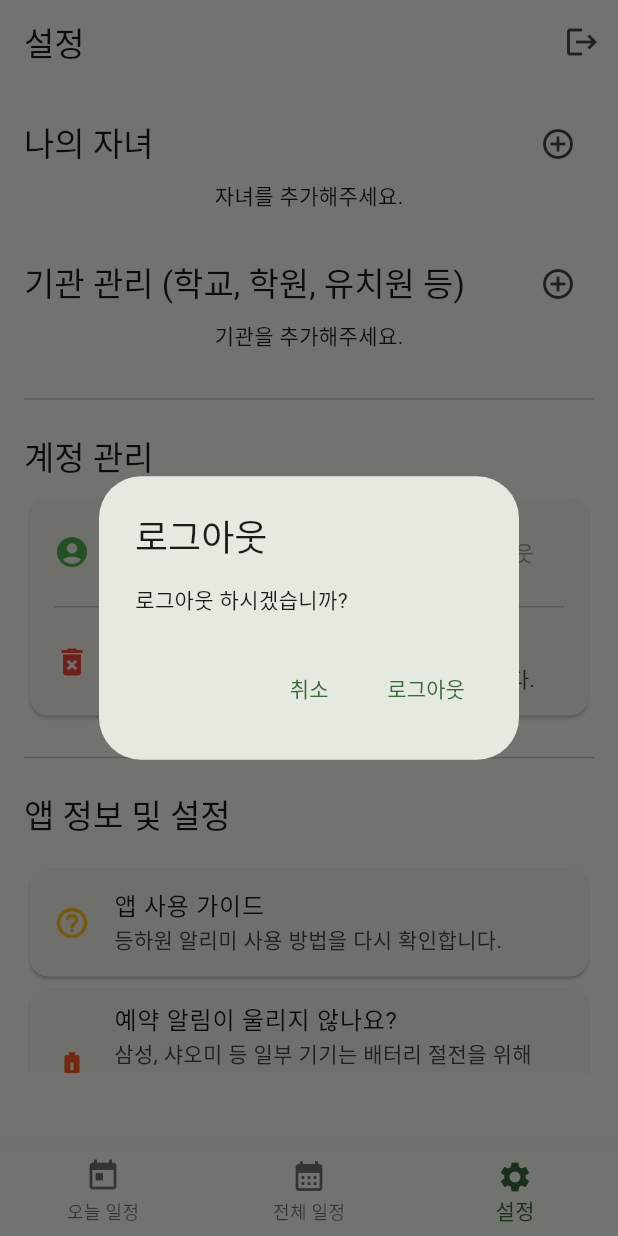
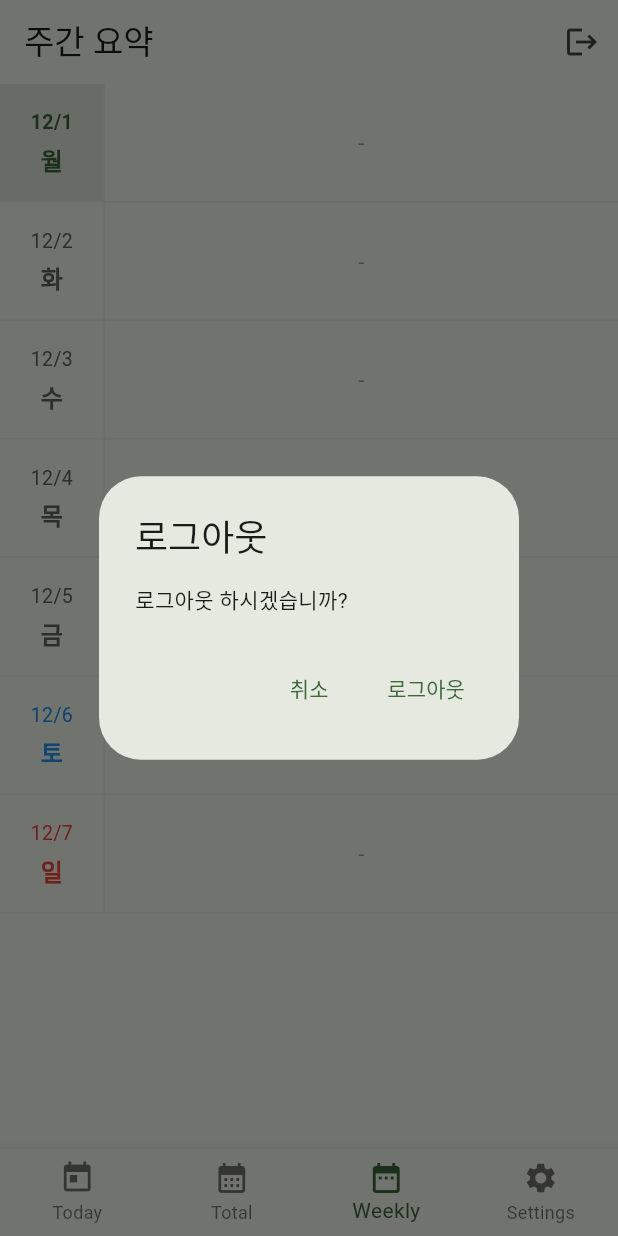
Before and after one commit to twinkleroot/parent-helper, a Flutter app: the screen it shows once a user with an empty profile is signed in, item 3 of the bottom bar chosen, after a tap on the "logout" icon, on a phone screen of 412 x 824 dp. Run offline on Flutter 3.47's test engine with Material 3 defaults, Android fonts, the phone set to English and light mode, and no system bars; our stand-ins replace cloud_firestore, firebase_auth, firebase_core, flutter_dotenv, flutter_local_notifications, google_mobile_ads and 8 more; accounts and stored records are empty.

```diff
--- a/lib/main.dart
+++ b/lib/main.dart
@@ -114,7 +114,7 @@ class MyApp extends StatelessWidget {
           useMaterial3: true,
           brightness: Brightness.dark,
           colorScheme: ColorScheme.fromSeed(
-            seedColor: Colors.green.shade900,
+            seedColor: Colors.white,
             brightness: Brightness.dark,
           ),
           visualDensity: VisualDensity.adaptivePlatformDensity,
--- a/lib/models/app_config.dart
+++ b/lib/models/app_config.dart
@@ -18,6 +18,9 @@ class AppConfig {
   final String noticeContent;
   final String storeUrl; // 스토어 주소 (Android/iOS 구분 필요 시 분리)
 
+  // 하단 배너 광고 표시 여부
+  final bool showBottomBanner;
+
   AppConfig({
     required this.latestVersion,
     required this.minVersion,
@@ -30,6 +33,7 @@ class AppConfig {
     this.noticeTitle = '',
     this.noticeContent = '',
     this.storeUrl = '',
+    this.showBottomBanner = true, // 기본값 true
   });
 
   factory AppConfig.fromFirestore(DocumentSnapshot doc) {
@@ -46,7 +50,8 @@ class AppConfig {
       noticeEnd: data['notice_end_date'] as String?,
       noticeTitle: data['notice_title'] ?? '공지사항',
       noticeContent: data['notice_content'] ?? '',
-      storeUrl: data['store_url'] ?? 'https://play.google.com/store/apps',
+      storeUrl: data['store_url'] ?? 'https://play.google.com/store/apps/details?id=kr.heeblings.parent_helper',
+      showBottomBanner: data['show_bottom_banner'] ?? true,
     );
   }
 }
--- a/lib/screens/home_screen.dart
+++ b/lib/screens/home_screen.dart
@@ -7,10 +7,11 @@ import '../services/ad_service.dart';
 import '../services/auth_service.dart';
 import '../screens/tabs/today_schedule_tab.dart';
 import '../screens/tabs/all_schedules_tab.dart';
+import '../screens/tabs/weekly_schedule_tab.dart';
 import '../screens/tabs/management_tab.dart';
-import '../screens/add_edit_schedule_screen.dart';
 import '../models/user.dart';
 import '../services/popup_service.dart';
+import '../models/app_config.dart';
 
 // 홈 화면의 각 탭을 정의하는 클래스
 class HomeTab {
@@ -25,12 +26,14 @@ class HomeScreen extends StatefulWidget {
   const HomeScreen({super.key});
 
   @override
-  State<HomeScreen> createState() => _HomeScreenState();
+  State<HomeScreen> createState() => HomeScreenState();
 }
 
-class _HomeScreenState extends State<HomeScreen> {
+class HomeScreenState extends State<HomeScreen> {
   int _currentIndex = 0;
   late List<HomeTab> _widgetOptions;
+  // 앱 설정 상태
+  AppConfig? _appConfig;
 
   @override
   void initState() {
@@ -47,6 +50,9 @@ class _HomeScreenState extends State<HomeScreen> {
     final config = await dataRepository.getAppConfig();
 
     if (mounted) {
+      setState(() {
+        _appConfig = config; // 설정 저장 (광고 표시에 사용)
+      });
       await popupService.checkNoticesAndGuide(context, config);
     }
   }
@@ -57,7 +63,6 @@ class _HomeScreenState extends State<HomeScreen> {
     // [중요] AppUser 상태 변경을 감지하여 위젯 리스트를 재생성
     // 이렇게 해야 로그인/로그아웃 시 탭들이 다시 빌드되면서 DataRepository의 변경된 상태를 반영함
     Provider.of<AppUser?>(context); // 리빌드 트리거
-
     final adService = Provider.of<AdService>(context, listen: false);
 
     _widgetOptions = [
@@ -72,6 +77,11 @@ class _HomeScreenState extends State<HomeScreen> {
         bannerAd: adService.bannerAdList,
       ),
       HomeTab(
+        title: '주간 요약',
+        widget: const WeeklyScheduleTab(),
+        bannerAd: adService.bannerAdWeekly,
+      ),
+      HomeTab(
         title: '설정',
         widget: const ManagementTab(),
         bannerAd: adService.bannerAdMgmt,
@@ -79,7 +89,7 @@ class _HomeScreenState extends State<HomeScreen> {
     ];
   }
 
-  void _onItemTapped(int index) {
+  void onItemTapped(int index) {
     setState(() {
       _currentIndex = index;
     });
@@ -93,6 +103,12 @@ class _HomeScreenState extends State<HomeScreen> {
   }
 
   Widget _buildBannerAdWidget(BannerAd? bannerAd) {
+    // [추가] 1. Config가 아직 로드되지 않았거나,
+    // 2. DB 플래그(showBottomBanner)가 false이면 광고를 보여주지 않음
+    if (_appConfig == null || !_appConfig!.showBottomBanner) {
+      return const SizedBox.shrink(); // 아예 공간 차지 안 함
+    }
+
     if (bannerAd == null) {
       return const SizedBox(height: 50.0);
     }
@@ -112,7 +128,6 @@ class _HomeScreenState extends State<HomeScreen> {
   Widget build(BuildContext context) {
     final authService = Provider.of<AuthService>(context, listen: false);
     final firestoreService = Provider.of<DataRepository>(context, listen: false);
-    final adService = Provider.of<AdService>(context, listen: false);
     final user = Provider.of<AppUser?>(context);  // 유저 상태 감지
 
     // _widgetOptions이 초기화되기 전이나 범위 밖일 경우 대비
@@ -168,62 +183,28 @@ class _HomeScreenState extends State<HomeScreen> {
         ],
       ),
       bottomNavigationBar: BottomNavigationBar(
+        type: BottomNavigationBarType.fixed,
         items: const <BottomNavigationBarItem>[
           BottomNavigationBarItem(
             icon: Icon(Icons.today),
-            label: '오늘 일정',
+            label: 'Today',
           ),
           BottomNavigationBarItem(
             icon: Icon(Icons.calendar_month),
-            label: '전체 일정',
+            label: 'Total',
+          ),
+          BottomNavigationBarItem(
+            icon: Icon(Icons.date_range),
+            label: 'Weekly',
           ),
           BottomNavigationBarItem(
             icon: Icon(Icons.settings),
-            label: '설정',
+            label: 'Settings',
           ),
         ],
         currentIndex: _currentIndex,
-        onTap: _onItemTapped,
+        onTap: onItemTapped,
       ),
-      // FAB를 Scaffold에 직접 추가
-      floatingActionButton: _currentIndex == 0 || _currentIndex == 1
-          ? FloatingActionButton(
-              onPressed: () async {
-                // 1. Firestore에서 자녀/기관 목록을 1회성으로 가져옵니다.
-                final children = await firestoreService.getChildren().first;
-                final institutions = await firestoreService.getInstitutions().first;
-
-                if (!mounted) return; // 비동기 작업 후 context 유효성 검사
-
-                // 2. 자녀 또는 기관이 하나라도 비어있으면
-                if (children.isEmpty || institutions.isEmpty) {
-                  // 3. 안내 메시지를 띄우고
-                  showDialog(
-                    context: context,
-                    builder: (BuildContext dialogContext) {
-                      return _AutoDismissDialog(
-                        title: '안내',
-                        content: '일정을 등록하려면 먼저 자녀와 기관을 등록해야 합니다.',
-                        // 다이얼로그가 닫힐 때 (버튼 클릭 or 3초)
-                        onDismiss: () {
-                          // 4. '설정' 탭(index 2)으로 이동시킵니다.
-                          _onItemTapped(2);
-                        },
-                      );
-                    },
-                  );
-                } else {
-                  // 5. 데이터가 모두 있으면 기존처럼 일정 등록 화면으로 이동합니다.
-                  Navigator.of(context).push(
-                    MaterialPageRoute(
-                      builder: (context) => const AddEditScheduleScreen(),
-                    ),
-                  );
-                }
-              },
-              child: const Icon(Icons.add),
-            )
-          : null, // 설정 탭(index 2)에서는 FAB 숨김
     );
   }
 
--- a/lib/screens/tabs/all_schedules_tab.dart
+++ b/lib/screens/tabs/all_schedules_tab.dart
@@ -7,6 +7,7 @@ import '../../models/schedule.dart';
 import '../../models/user.dart';
 import '../../widgets/schedule_list_item.dart';
 import '../add_edit_schedule_screen.dart';
+import '../home_screen.dart'; // HomeScreenState
 
 // StatefulWidget으로 변경 (필터 상태 관리를 위해)
 class AllSchedulesTab extends StatefulWidget {
@@ -21,6 +22,41 @@ class _AllSchedulesTabState extends State<AllSchedulesTab> {
   String? _selectedInstitutionId;
   ScheduleType? _selectedType; // 등/하원 필터 상태 변수 추가
 
+  // 일정 추가 버튼 핸들러
+  Future<void> _onAddSchedulePressed(DataRepository dataRepository) async {
+    final children = await dataRepository.getChildren().first;
+    final institutions = await dataRepository.getInstitutions().first;
+
+    if (!mounted) return;
+
+    if (children.isEmpty || institutions.isEmpty) {
+      showDialog(
+        context: context,
+        builder: (ctx) => AlertDialog(
+          title: const Text('안내'),
+          content: const Text('일정을 등록하려면 먼저 자녀와 기관을 1개 이상 등록해야 합니다.'),
+          actions: [
+            TextButton(
+              onPressed: () {
+                Navigator.pop(ctx);
+                // 설정 탭으로 이동
+                final homeState = context.findAncestorStateOfType<HomeScreenState>();
+                homeState?.onItemTapped(2);
+              },
+              child: const Text('설정으로 이동'),
+            ),
+          ],
+        ),
+      );
+    } else {
+      Navigator.of(context).push(
+        MaterialPageRoute(
+          builder: (context) => const AddEditScheduleScreen(),
+        ),
+      );
+    }
+  }
+
   @override
   Widget build(BuildContext context) {
     // [중요] 로그인 상태(AppUser)가 변경되면 이 위젯을 다시 빌드하도록 구독합니다.
@@ -33,6 +69,27 @@ class _AllSchedulesTabState extends State<AllSchedulesTab> {
       children: [
         // 필터 영역
         _buildFilterBar(dataRepository),
+        // [추가] 고정된 '새 일정 등록' 버튼
+        Padding(
+          padding: const EdgeInsets.fromLTRB(16, 0, 16, 8),
+          child: SizedBox(
+            width: double.infinity,
+            child: ElevatedButton.icon(
+              onPressed: () => _onAddSchedulePressed(dataRepository),
+              icon: const Icon(Icons.add),
+              label: const Text('새 일정 등록'),
+              style: ElevatedButton.styleFrom(
+                backgroundColor: Theme.of(context).colorScheme.primaryContainer,
+                foregroundColor: Theme.of(context).colorScheme.onPrimaryContainer,
+                padding: const EdgeInsets.symmetric(vertical: 12),
+                shape: RoundedRectangleBorder(
+                  borderRadius: BorderRadius.circular(12),
+                ),
+              ),
+            ),
+          ),
+        ),
+        const Divider(),
         // 리스트 영역
         Expanded(
           child: StreamBuilder<List<Schedule>>(
--- a/lib/screens/tabs/today_schedule_tab.dart
+++ b/lib/screens/tabs/today_schedule_tab.dart
@@ -4,10 +4,10 @@ import '../../models/child.dart';
 import '../../models/institution.dart';
 import '../../models/schedule.dart';
 import '../../models/user.dart';
-import '../../services/firestore_service.dart'; // DataRepository로 대체되지만 타입 호환 위해 유지
 import '../../services/data_repository.dart';
 import '../../widgets/schedule_list_item.dart';
 import '../add_edit_schedule_screen.dart';
+import '../home_screen.dart';
 
 class TodayScheduleTab extends StatefulWidget {
   const TodayScheduleTab({super.key});
@@ -21,6 +21,40 @@ class _TodayScheduleTabState extends State<TodayScheduleTab> {
   String? _selectedInstitutionId;
   ScheduleType? _selectedType; // 등/하원 필터 상태 변수 추가
 
+  Future<void> _onAddSchedulePressed(DataRepository dataRepository) async {
+    final children = await dataRepository.getChildren().first;
+    final institutions = await dataRepository.getInstitutions().first;
+
+    if (!mounted) return;
+
+    if (children.isEmpty || institutions.isEmpty) {
+      showDialog(
+        context: context,
+        builder: (ctx) => AlertDialog(
+          title: const Text('안내'),
+          content: const Text('일정을 등록하려면 먼저 자녀와 기관을 1개 이상 등록해야 합니다.'),
+          actions: [
+            TextButton(
+              onPressed: () {
+                Navigator.pop(ctx);
+                // 설정 탭(index 2)으로 이동
+                final homeState = context.findAncestorStateOfType<HomeScreenState>();
+                homeState?.onItemTapped(2);
+              },
+              child: const Text('설정으로 이동'),
+            ),
+          ],
+        ),
+      );
+    } else {
+      Navigator.of(context).push(
+        MaterialPageRoute(
+          builder: (context) => const AddEditScheduleScreen(),
+        ),
+      );
+    }
+  }
+
   @override
   Widget build(BuildContext context) {
     // [중요] 로그인 상태 변경 시 리빌드
@@ -32,6 +66,29 @@ class _TodayScheduleTabState extends State<TodayScheduleTab> {
     return Column(
       children: [
         _buildFilterBar(dataRepository),
+
+        // 고정된 '새 일정 등록' 버튼
+        Padding(
+          padding: const EdgeInsets.fromLTRB(16, 0, 16, 8),
+          child: SizedBox(
+            width: double.infinity,
+            child: ElevatedButton.icon(
+              onPressed: () => _onAddSchedulePressed(dataRepository),
+              icon: const Icon(Icons.add),
+              label: const Text('새 일정 등록'),
+              style: ElevatedButton.styleFrom(
+                backgroundColor: Theme.of(context).colorScheme.primaryContainer,
+                foregroundColor: Theme.of(context).colorScheme.onPrimaryContainer,
+                padding: const EdgeInsets.symmetric(vertical: 12),
+                shape: RoundedRectangleBorder(
+                  borderRadius: BorderRadius.circular(12),
+                ),
+              ),
+            ),
+          ),
+        ),
+        const Divider(),
+
         Expanded(
           child: StreamBuilder<List<Schedule>>(
             stream: dataRepository.getAllSchedules(),
--- /dev/null
+++ b/lib/screens/tabs/weekly_schedule_tab.dart
@@ -0,0 +1,286 @@
+import 'package:flutter/material.dart';
+import 'package:provider/provider.dart';
+import 'package:intl/intl.dart';
+import '../../models/schedule.dart';
+import '../../models/user.dart';
+import '../../services/data_repository.dart';
+import '../add_edit_schedule_screen.dart';
+
+class WeeklyScheduleTab extends StatefulWidget {
+  const WeeklyScheduleTab({super.key});
+
+  @override
+  State<WeeklyScheduleTab> createState() => _WeeklyScheduleTabState();
+}
+
+class _WeeklyScheduleTabState extends State<WeeklyScheduleTab> {
+  late DateTime _mondayOfWeek;
+
+  // 형광펜 색상 팔레트 (노랑, 하늘, 연보라, 연두, 주황, 분홍)
+  final List<Color> _highlighterColors = [
+    Colors.yellow.shade200,
+    Colors.lightBlue.shade200,
+    Colors.purple.shade200,
+    Colors.lightGreen.shade200,
+    Colors.orange.shade200,
+    Colors.pink.shade200,
+  ];
+
+  @override
+  void initState() {
+    super.initState();
+    // 현재 날짜를 기준으로 이번 주의 월요일을 계산
+    final now = DateTime.now();
+    _mondayOfWeek = now.subtract(Duration(days: now.weekday - 1));
+  }
+
+  // 날짜 갱신 로직
+  void _updateWeekBase() {
+    final now = DateTime.now();
+    _mondayOfWeek = now.subtract(Duration(days: now.weekday - 1));
+  }
+
+  // 자녀 ID를 기반으로 고정된 형광펜 색상을 반환하는 함수
+  Color _getHighlighterColor(String childId) {
+    if (childId.isEmpty) return _highlighterColors[0];
+    // ID의 해시코드를 사용하여 색상 리스트 인덱스를 결정 (항상 같은 색상 보장)
+    final index = childId.hashCode.abs() % _highlighterColors.length;
+    return _highlighterColors[index];
+  }
+
+  // 날짜별 일정 리스트 빌드
+  Widget _buildDailyScheduleRow(
+      BuildContext context, DateTime date, List<Schedule> allSchedules) {
+    // 이 날짜(요일)에 해당하는 일정 필터링
+    final daySchedules = allSchedules
+        .where((s) => s.daysOfWeek.contains(date.weekday))
+        .toList();
+
+    // 시간순 정렬
+    daySchedules.sort((a, b) {
+      int timeA = a.time.hour * 60 + a.time.minute;
+      int timeB = b.time.hour * 60 + b.time.minute;
+      return timeA.compareTo(timeB);
+    });
+
+    final isToday = date.year == DateTime.now().year &&
+        date.month == DateTime.now().month &&
+        date.day == DateTime.now().day;
+
+    final dateColor = isToday
+        ? Theme.of(context).colorScheme.primary
+        : (date.weekday == DateTime.sunday
+        ? Colors.red
+        : (date.weekday == DateTime.saturday
+        ? Colors.blue
+        : Colors.grey.shade700));
+
+    return Container(
+      decoration: BoxDecoration(
+        border: Border(
+          bottom: BorderSide(color: Colors.grey.shade200, width: 1),
+        ),
+      ),
+      child: IntrinsicHeight(
+        child: Row(
+          crossAxisAlignment: CrossAxisAlignment.stretch,
+          children: [
+            // 1. 왼쪽: 날짜/요일 영역
+            Container(
+              width: 70,
+              padding: const EdgeInsets.symmetric(vertical: 16, horizontal: 8),
+              decoration: BoxDecoration(
+                color: isToday ? dateColor.withOpacity(0.1) : Colors.transparent,
+                border: Border(
+                  right: BorderSide(color: Colors.grey.shade200, width: 1),
+                ),
+              ),
+              child: Column(
+                mainAxisAlignment: MainAxisAlignment.center,
+                children: [
+                  Text(
+                    DateFormat('M/d').format(date),
+                    style: TextStyle(
+                      fontSize: 13,
+                      fontWeight: isToday ? FontWeight.bold : FontWeight.normal,
+                      color: dateColor,
+                    ),
+                  ),
+                  const SizedBox(height: 4),
+                  Text(
+                    DateFormat('E', 'ko_KR').format(date),
+                    style: TextStyle(
+                      fontSize: 16,
+                      fontWeight: FontWeight.bold,
+                      color: dateColor,
+                    ),
+                  ),
+                ],
+              ),
+            ),
+
+            // 2. 오른쪽: 일정 리스트 영역
+            Expanded(
+              child: daySchedules.isEmpty
+                  ? const Center(
+                child: Text(
+                  '-',
+                  style: TextStyle(color: Colors.grey),
+                ),
+              )
+                  : Column(
+                crossAxisAlignment: CrossAxisAlignment.start,
+                children: daySchedules.map((schedule) {
+                  return _buildSimpleScheduleItem(context, schedule);
+                }).toList(),
+              ),
+            ),
+          ],
+        ),
+      ),
+    );
+  }
+
+  // 간소화된 일정 아이템 위젯
+  Widget _buildSimpleScheduleItem(BuildContext context, Schedule schedule) {
+    // 시간 포맷 (오전 9:00 형태)
+    final dt = DateTime(2023, 1, 1, schedule.time.hour, schedule.time.minute);
+    final timeStr = DateFormat('a h:mm', 'ko_KR').format(dt);
+
+    final isDark = Theme.of(context).brightness == Brightness.dark;
+
+    return InkWell(
+      onTap: () {
+        // 일정 상세(수정) 화면으로 이동
+        Navigator.of(context).push(
+          MaterialPageRoute(
+            builder: (context) => AddEditScheduleScreen(
+              scheduleToEdit: schedule,
+            ),
+          ),
+        );
+      },
+      child: Container(
+        padding: const EdgeInsets.symmetric(horizontal: 12, vertical: 12),
+        decoration: BoxDecoration(
+          border: Border(
+            bottom: BorderSide(
+              color: isDark ? Colors.white10 : Colors.grey.shade50,
+              width: 1,
+            ),
+          ),
+        ),
+        child: Row(
+          children: [
+            // 시간
+            SizedBox(
+              width: 75,
+              child: Text(
+                timeStr,
+                style: const TextStyle(
+                  fontWeight: FontWeight.w600,
+                  fontSize: 14,
+                ),
+                maxLines: 1,
+                overflow: TextOverflow.visible,
+              ),
+            ),
+            // 구분선 (작게)
+            Container(
+              width: 3,
+              height: 14,
+              margin: const EdgeInsets.symmetric(horizontal: 8),
+              decoration: BoxDecoration(
+                color: schedule.type == ScheduleType.pickup
+                    ? Colors.blue.withOpacity(0.5)
+                    : Colors.green.withOpacity(0.5),
+                borderRadius: BorderRadius.circular(2),
+              ),
+            ),
+            // 내용
+            Expanded(
+              child: Row(
+                children: [
+                  // [수정] 자녀 이름 형광펜 효과
+                  Container(
+                    padding: const EdgeInsets.symmetric(horizontal: 4, vertical: 2),
+                    decoration: BoxDecoration(
+                      // 자녀 ID별 고유 형광펜 색상 (투명도 조절)
+                      color: _getHighlighterColor(schedule.childId).withOpacity(isDark ? 0.3 : 0.5),
+                      borderRadius: BorderRadius.circular(4),
+                    ),
+                    child: Text(
+                      schedule.childName,
+                      style: TextStyle(
+                        fontWeight: FontWeight.bold,
+                        fontSize: 15,
+                        color: isDark ? Colors.white : Colors.black87,
+                      ),
+                    ),
+                  ),
+                  const SizedBox(width: 6),
+                  Expanded(
+                    child: Text(
+                      schedule.institutionName,
+                      style: TextStyle(
+                        color: isDark ? Colors.white60 : Colors.grey.shade600,
+                        fontSize: 13,
+                      ),
+                      overflow: TextOverflow.ellipsis,
+                    ),
+                  ),
+                ],
+              ),
+            ),
+            // 알림 활성화 아이콘
+            if (schedule.isEnabled)
+              Icon(
+                Icons.notifications_active,
+                size: 16,
+                color: Theme.of(context).colorScheme.primary.withOpacity(0.7),
+              )
+            else
+              const Icon(
+                Icons.notifications_off_outlined,
+                size: 16,
+                color: Colors.grey,
+              ),
+          ],
+        ),
+      ),
+    );
+  }
+
+  @override
+  Widget build(BuildContext context) {
+    // 로그인 상태 변경 시 이 탭을 리빌드하도록 구독합니다.
+    // 이게 없으면 로그인 후에도 로컬 DB(빈 데이터)를 계속 보여줄 수 있습니다.
+    Provider.of<AppUser?>(context);
+
+    final dataRepository = Provider.of<DataRepository>(context);
+
+    return StreamBuilder<List<Schedule>>(
+      stream: dataRepository.getAllSchedules(),
+      builder: (context, snapshot) {
+        if (snapshot.connectionState == ConnectionState.waiting) {
+          return const Center(child: CircularProgressIndicator());
+        }
+
+        final allSchedules = snapshot.data ?? [];
+
+        // 리빌드 시 날짜 기준도 갱신
+        _updateWeekBase();
+
+        // 월~일 날짜 리스트 생성
+        final weekDays = List.generate(7, (index) => _mondayOfWeek.add(Duration(days: index)));
+
+        return ListView(
+          padding: const EdgeInsets.only(bottom: 20),
+          children: weekDays.map((date) {
+            return _buildDailyScheduleRow(context, date, allSchedules);
+          }).toList(),
+        );
+      },
+    );
+  }
+}
--- a/lib/services/notification_service.dart
+++ b/lib/services/notification_service.dart
@@ -7,14 +7,19 @@ import '../utils/logger.dart';
 // 채널 객체를 클래스 변수로 분리하여 정의
 final AndroidNotificationChannel highImportanceChannel =
   AndroidNotificationChannel(
-    'pickup_channel_v6', // id (가장 중요)
-    '등하원 알림 (v6)', // name
+    'pickup_channel_v8', // id (가장 중요)
+    '등하원 알림 (v8)', // name
     description: '등하원 시간 알림 채널', // description
     importance: Importance.max,
     playSound: true,
-    sound: null,
+    // 커스텀 사운드 설정 (android/app/src/main/res/raw/alarm1.mp3 필요)
+    // 파일 확장자는 제외하고 이름만 입력합니다.
+    sound: const RawResourceAndroidNotificationSound('alarm1'),
     enableVibration: true,
-    vibrationPattern: null,
+    // 강력한 커스텀 진동 패턴 설정
+    // [대기, 진동, 대기, 진동, ...] 단위는 ms
+    // 0ms 대기 -> 2000ms(2초) 강한 진동 -> 500ms 대기 -> 2000ms(2초) 강한 진동
+    vibrationPattern: Int64List.fromList([0, 2000, 500, 2000, 500, 2000]),
     audioAttributesUsage: AudioAttributesUsage.alarm,
   );
 
--- a/lib/widgets/schedule_list_item.dart
+++ b/lib/widgets/schedule_list_item.dart
@@ -74,7 +74,7 @@ class ScheduleListItem extends StatelessWidget {
                 // color: schedule.type == ScheduleType.pickup
                 //     ? Colors.green.shade200
                 //     : Colors.green.shade200,
-                color: Colors.green.shade700,
+                color: Colors.white,
               ),
             ),
             child: Column(
@@ -159,6 +159,8 @@ class ScheduleListItem extends StatelessWidget {
             scale: 0.9,
             child: Switch(
               value: schedule.isEnabled,
+              activeThumbColor: Theme.of(context).colorScheme.primary,
+              activeTrackColor: Theme.of(context).colorScheme.primaryContainer,
               onChanged: (value) async {
                 final dataRepository = context.read<DataRepository>();
                 final notificationService = context.read<NotificationService>();
--- a/pubspec.yaml
+++ b/pubspec.yaml
@@ -16,7 +16,7 @@ publish_to: 'none' # Remove this line if you wish to publish to pub.dev
 # https://developer.apple.com/library/archive/documentation/General/Reference/InfoPlistKeyReference/Articles/CoreFoundationKeys.html
 # In Windows, build-name is used as the major, minor, and patch parts
 # of the product and file versions while build-number is used as the build suffix.
-version: 1.2.5+17
+version: 1.2.6+18
 
 environment:
   sdk: ^3.9.2
```
Also changed, not shown: lib/screens/add_edit_schedule_screen.dart (+8 -0 lines), lib/services/ad_service.dart (+130 -4 lines), 1 other file.
